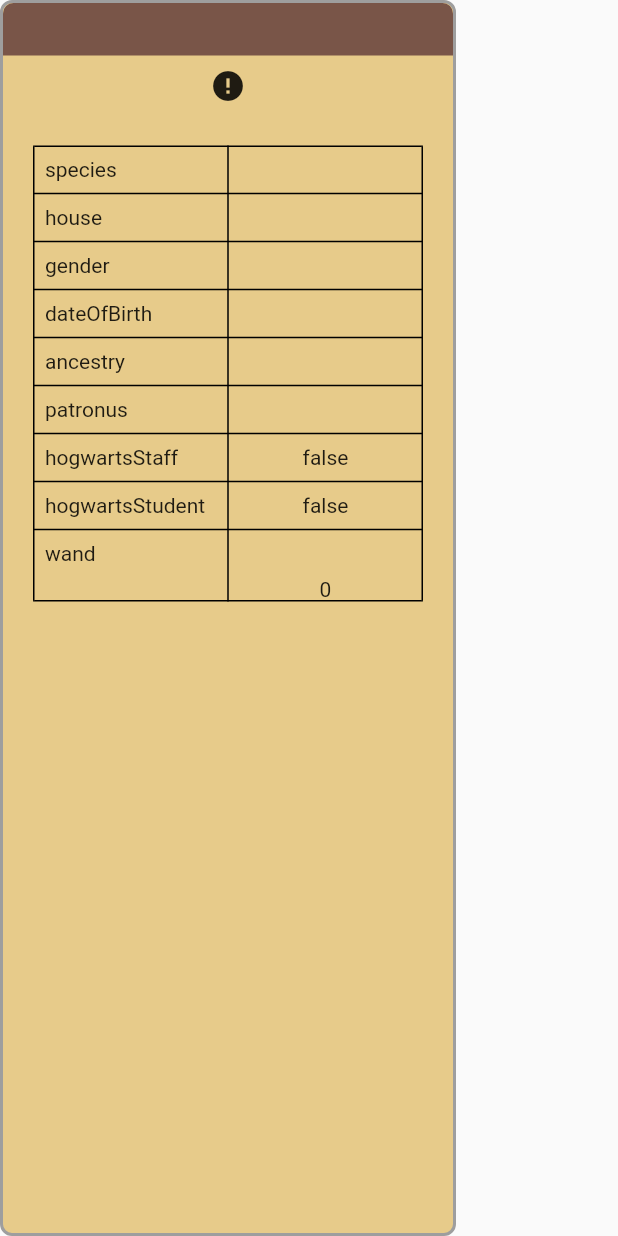
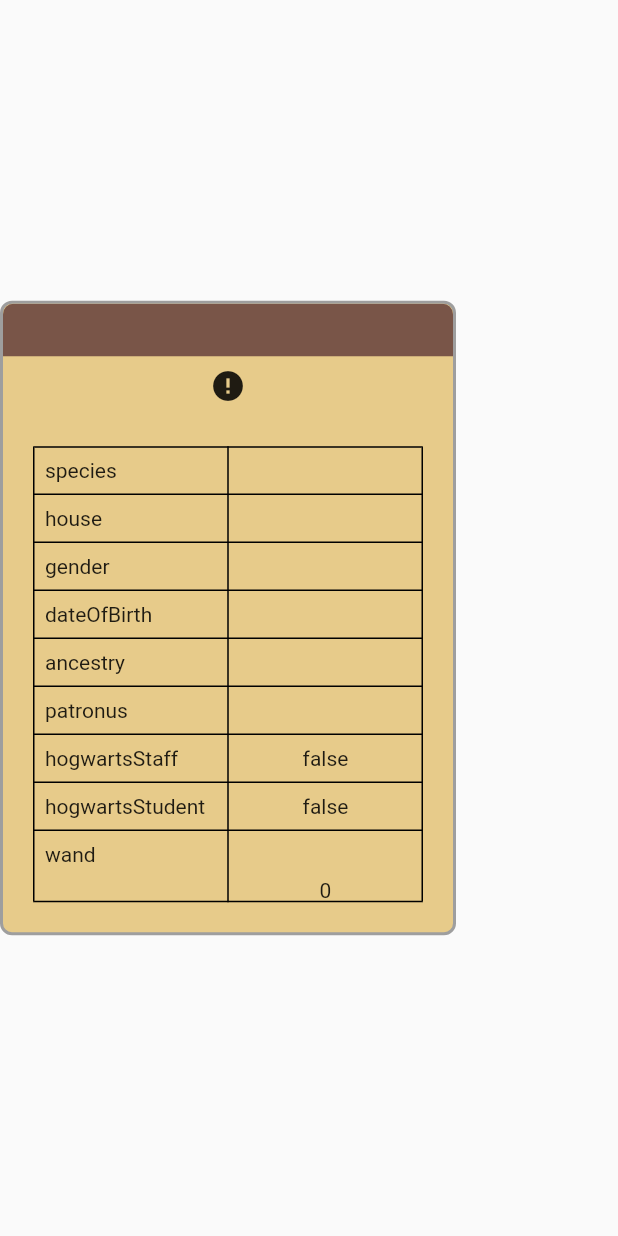
Before and after one commit to Juuunnn/hp_cartas, a Flutter app: the CharacterCardView widget shown alone on an empty page, opened directly with empty values, on a phone screen of 412 x 824 dp. Run offline on Flutter 3.47's test engine with Material 2 defaults, Android fonts, the phone set to English and light mode, and no system bars; drawn by our look-alikes of cached_network_image; our stand-ins replace bloc, equatable, flutter_bloc, fpdart, google_fonts; missing offline and left inert: dart:ffi; network calls fail.

Commit message:
puse cambie de ubicacion el widget colum y agregue BlocProvider para estado global ahora es parte de character view tambie quite codigo muerto

```diff
--- a/lib/bloc/hp_card_bloc.dart
+++ b/lib/bloc/hp_card_bloc.dart
@@ -16,11 +16,7 @@
       result.match((l) {
         emit(ErrorInesperado(l.toString()));
       }, ((r) {
-        try {
-          emit(ShowingCharacterCard(r));
-        } catch (e) {
-          emit(ErrorInesperado(e.toString()));
-        }
+        emit(ShowingCharacterCard(r));
       }));
     });
     on<NavegatedToCharacterList>((event, emit) {
--- a/lib/feature/characterCard/view/character_card_view.dart
+++ b/lib/feature/characterCard/view/character_card_view.dart
@@ -18,7 +18,10 @@
           'hogwartsStudent',
           'image'
         ].contains(key));
-    return Container(
+    return Column(
+      mainAxisAlignment: MainAxisAlignment.center,
+      children: [
+        Container(
           decoration: BoxDecoration(
             color: const Color.fromARGB(255, 231, 203, 138),
             border: Border.all(color: Colors.grey, width: 2),
@@ -47,7 +50,8 @@
                           'https://via.placeholder.com/728x90.jpeg?text=No+Image+data',
                       placeholder: (context, url) =>
                           const CircularProgressIndicator(),
-                  errorWidget: (context, url, error) => const Icon(Icons.error),
+                      errorWidget: (context, url, error) =>
+                          const Icon(Icons.error),
                     ),
                   ),
                   Padding(
@@ -84,6 +88,8 @@
               ),
             ),
           ),
+        ),
+      ],
     );
   }
 }
```
Also changed, not shown: lib/main.dart (+10 -10 lines). Lines whose indentation alone changed are shown as unchanged.
